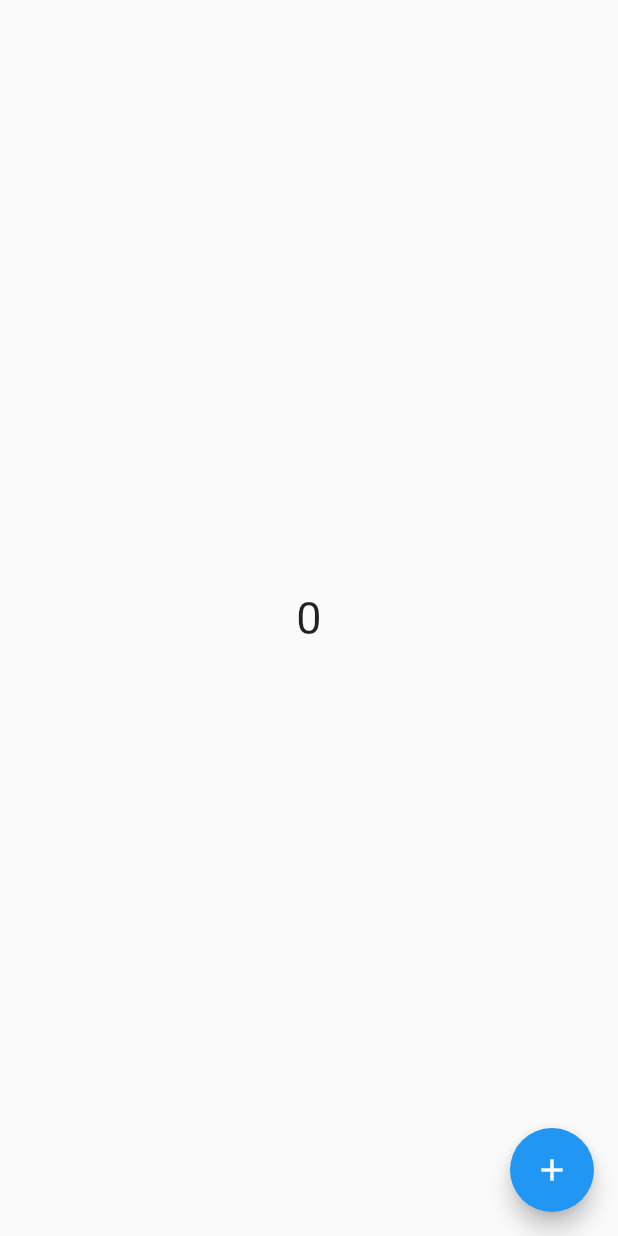
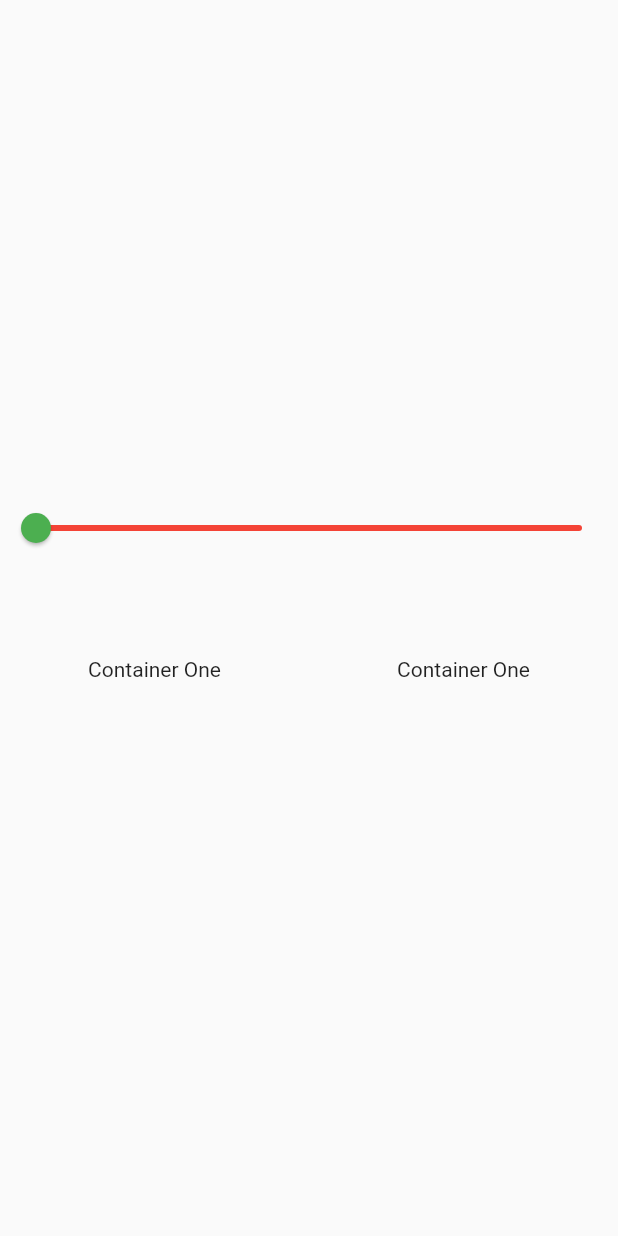
Before and after one commit to Milyas1997/Provider, a Flutter app: the screen it shows after launch, on a phone screen of 412 x 824 dp. Run offline on Flutter 3.47's test engine with Material 2 defaults, Android fonts, the phone set to English and light mode, and no system bars.

Commit message:
slider example

```diff
--- a/lib/main.dart
+++ b/lib/main.dart
@@ -1,5 +1,7 @@
 import 'package:flutter/material.dart';
 import 'package:provider/provider.dart';
+import 'package:provintro/provider/slider_provider.dart';
+import 'package:provintro/screen/exampletwo_screen.dart';
 import 'provider/counter_provider.dart';
 import 'screen/counter_screen.dart';
 
@@ -13,10 +15,15 @@ class MyApp extends StatelessWidget {
   // This widget is the root of your application.
   @override
   Widget build(BuildContext context) {
-    return ChangeNotifierProvider(
-      create: (_) => CounterProvider(),
+    return MultiProvider(
+      providers: [
+        ChangeNotifierProvider(
+          create: (_) => CounterProvider(),
+        ),
+        ChangeNotifierProvider(create: (_) => SliderProvider()),
+      ],
       child: const MaterialApp(
-        home: CounterScreen(),
+        home: SliderScreen(),
       ),
     );
   }
--- /dev/null
+++ b/lib/provider/slider_provider.dart
@@ -0,0 +1,10 @@
+import 'package:flutter/material.dart';
+
+class SliderProvider with ChangeNotifier {
+  double value = 0;
+
+  increment(double valu) {
+    value = valu;
+    notifyListeners();
+  }
+}
--- a/lib/screen/counter_screen.dart
+++ b/lib/screen/counter_screen.dart
@@ -15,7 +15,7 @@ class _CounterScreenState extends State<CounterScreen> {
   @override
   Widget build(BuildContext context) {
     debugPrint('build is called');
-    print('build');
+
     final countProvider = Provider.of<CounterProvider>(context, listen: false);
 
     return Scaffold(
@@ -38,7 +38,7 @@ class _CounterScreenState extends State<CounterScreen> {
         children: [
           Center(child:
               Consumer<CounterProvider>(builder: (context, value, child) {
-            print('only text widget is build');
+            debugPrint('only text widget is build');
             return Text(
               value.counter.toString(),
               style: const TextStyle(fontSize: 30),
--- /dev/null
+++ b/lib/screen/exampletwo_screen.dart
@@ -0,0 +1,67 @@
+import 'package:flutter/material.dart';
+import 'package:provider/provider.dart';
+import 'package:provintro/provider/slider_provider.dart';
+
+class SliderScreen extends StatefulWidget {
+  const SliderScreen({super.key});
+
+  @override
+  State<SliderScreen> createState() => _SliderScreenState();
+}
+
+class _SliderScreenState extends State<SliderScreen> {
+  double myval = 0;
+  @override
+  Widget build(BuildContext context) {
+    debugPrint('build is called');
+    return Scaffold(
+      body: SafeArea(
+          child: Column(
+        crossAxisAlignment: CrossAxisAlignment.center,
+        mainAxisAlignment: MainAxisAlignment.center,
+        children: [
+          Consumer<SliderProvider>(builder: (context, value, child) {
+            return Slider(
+                activeColor: Colors.green,
+                inactiveColor: Colors.red,
+                min: 0,
+                max: 1,
+                value: myval,
+                onChanged: (val) {
+                  value.increment(val);
+                  myval = val;
+                  debugPrint(val.toString());
+                });
+          }),
+          const SizedBox(
+            height: 20,
+          ),
+          Consumer<SliderProvider>(builder: (context, value, child) {
+            return Row(
+              children: [
+                Expanded(
+                  child: Container(
+                    height: 100,
+                    color: Colors.red.withOpacity(value.value),
+                    child: const Center(
+                      child: Text('Container One'),
+                    ),
+                  ),
+                ),
+                Expanded(
+                  child: Container(
+                    height: 100,
+                    color: Colors.green.withOpacity(value.value),
+                    child: const Center(
+                      child: Text('Container One'),
+                    ),
+                  ),
+                )
+              ],
+            );
+          })
+        ],
+      )),
+    );
+  }
+}
```
